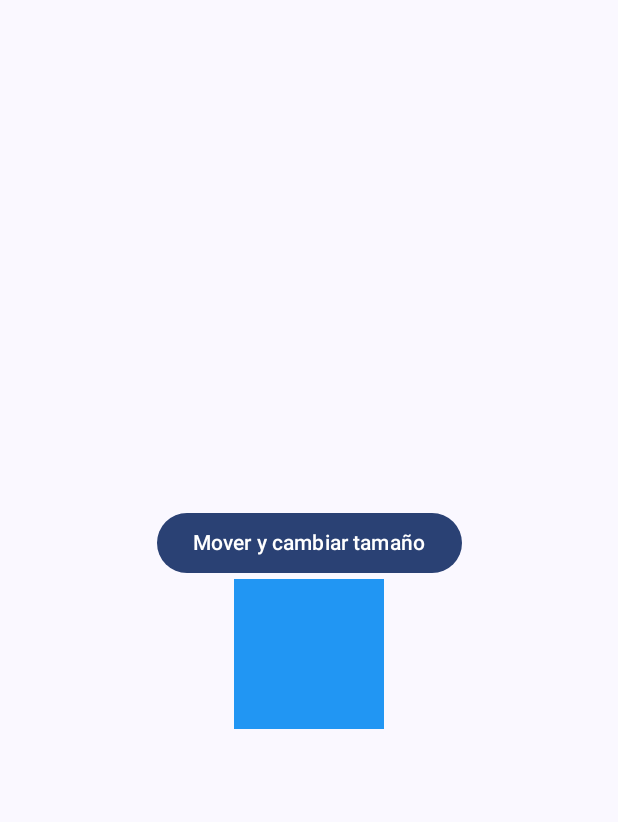
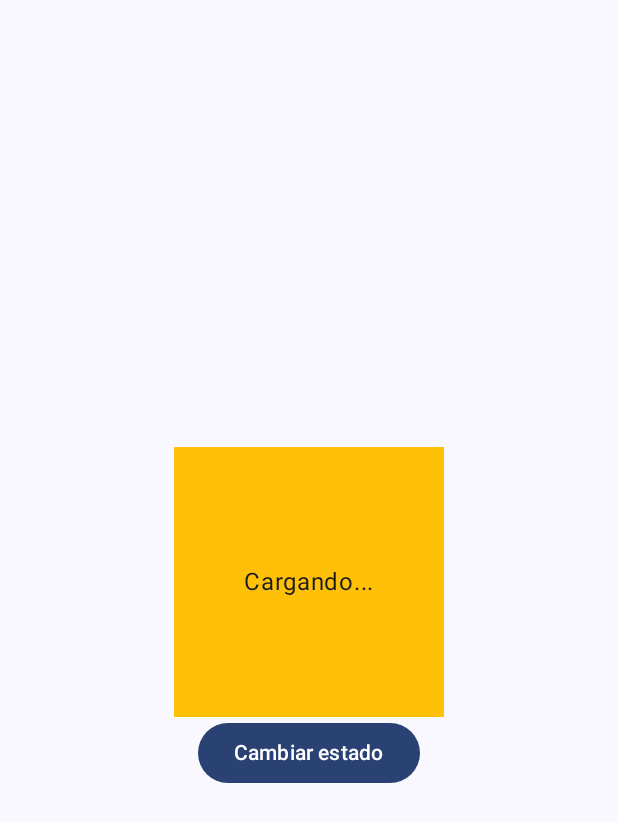
Before and after one commit to RoyerAugusto/Laboratorio13, an Android app built with Jetpack Compose: the screen it shows after launch (MainActivity), on a phone screen of 412 x 824 dp. Shown: the top 822 px of the screen. Run offline under Robolectric (Android 15) with nearby library versions, the phone set to English and light mode, and no system bars.

Commit message:
Ejercicio 4: AnimatedContent

```diff
--- a/app/src/main/java/com/example/laboratorio13/MainActivity.kt
+++ b/app/src/main/java/com/example/laboratorio13/MainActivity.kt
@@ -5,13 +5,15 @@ import android.os.Bundle
 import androidx.activity.ComponentActivity
 import androidx.activity.compose.setContent
 import androidx.activity.enableEdgeToEdge
-import androidx.compose.animation.core.animateDpAsState
+import androidx.compose.animation.AnimatedContent
+import androidx.compose.animation.fadeIn
+import androidx.compose.animation.fadeOut
+import androidx.compose.animation.togetherWith
 import androidx.compose.foundation.background
 import androidx.compose.foundation.layout.Arrangement
 import androidx.compose.foundation.layout.Box
 import androidx.compose.foundation.layout.Column
 import androidx.compose.foundation.layout.fillMaxSize
-import androidx.compose.foundation.layout.offset
 import androidx.compose.foundation.layout.padding
 import androidx.compose.foundation.layout.size
 import androidx.compose.material3.Button
@@ -31,7 +33,7 @@ class MainActivity : ComponentActivity() {
         setContent {
             Laboratorio13Theme {
                 Scaffold(modifier = Modifier.fillMaxSize()) { innerPadding ->
-                    SizePositionExercise(
+                    AnimatedContentExercise(
                         modifier = Modifier
                             .fillMaxSize()
                             .padding(innerPadding)
@@ -43,33 +45,59 @@ class MainActivity : ComponentActivity() {
 }
 
 @Composable
-fun SizePositionExercise(modifier: Modifier = Modifier) {
-    var expanded by remember { mutableStateOf(false) }
-
-    val boxSize by animateDpAsState(
-        targetValue = if (expanded) 180.dp else 100.dp,
-        label = "Tamaño"
-    )
-
-    val boxOffset by animateDpAsState(
-        targetValue = if (expanded) 80.dp else 0.dp,
-        label = "Posición"
-    )
+fun AnimatedContentExercise(modifier: Modifier = Modifier) {
+    var state by remember { mutableStateOf("Loading") }
 
     Column(
         modifier = modifier,
         horizontalAlignment = Alignment.CenterHorizontally,
         verticalArrangement = Arrangement.Center
     ) {
-        Button(onClick = { expanded = !expanded }) {
-            Text("Mover y cambiar tamaño")
+        AnimatedContent(
+            targetState = state,
+            transitionSpec = {
+                fadeIn() togetherWith fadeOut()
+            },
+            label = "Cambio de estado"
+        ) { targetState ->
+            when (targetState) {
+                "Loading" -> Box(
+                    modifier = Modifier
+                        .size(180.dp)
+                        .background(Color(0xFFFFC107)),
+                    contentAlignment = Alignment.Center
+                ) {
+                    Text("Cargando...")
+                }
+
+                "Content" -> Box(
+                    modifier = Modifier
+                        .size(180.dp)
+                        .background(Color(0xFF4CAF50)),
+                    contentAlignment = Alignment.Center
+                ) {
+                    Text("Contenido listo", color = Color.White)
+                }
+
+                "Error" -> Box(
+                    modifier = Modifier
+                        .size(180.dp)
+                        .background(Color(0xFFF44336)),
+                    contentAlignment = Alignment.Center
+                ) {
+                    Text("Ocurrió un error", color = Color.White)
+                }
+            }
         }
 
-        Box(
-            modifier = Modifier
-                .offset(x = boxOffset)
-                .size(boxSize)
-                .background(Color(0xFF2196F3))
-        )
+        Button(onClick = {
+            state = when (state) {
+                "Loading" -> "Content"
+                "Content" -> "Error"
+                else -> "Loading"
+            }
+        }) {
+            Text("Cambiar estado")
+        }
     }
 }
```
